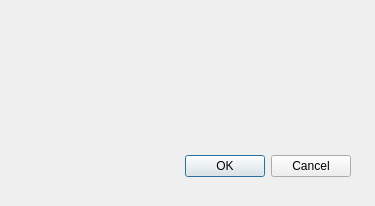
psi-im/psi, file src/captchadlg.ui: the form before one commit.
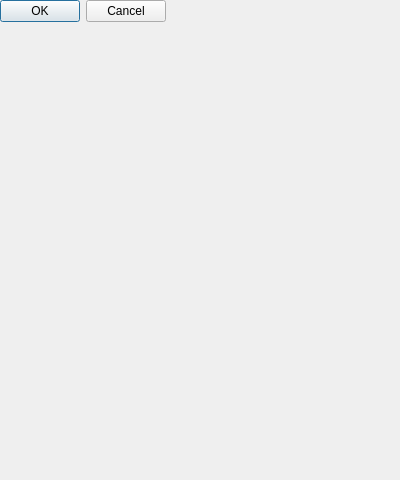
The form after the commit.

Commit message: captchadlg.ui make the window size bigger, remove unused buttonBox size

```diff
--- a/src/captchadlg.ui
+++ b/src/captchadlg.ui
@@ -6,22 +6,14 @@
    <rect>
     <x>0</x>
     <y>0</y>
-    <width>375</width>
-    <height>206</height>
+    <width>400</width>
+    <height>480</height>
    </rect>
   </property>
   <property name="windowTitle">
    <string>Dialog</string>
   </property>
   <widget class="QDialogButtonBox" name="buttonBox">
-   <property name="geometry">
-    <rect>
-     <x>10</x>
-     <y>150</y>
-     <width>341</width>
-     <height>32</height>
-    </rect>
-   </property>
    <property name="orientation">
     <enum>Qt::Horizontal</enum>
    </property>
```
